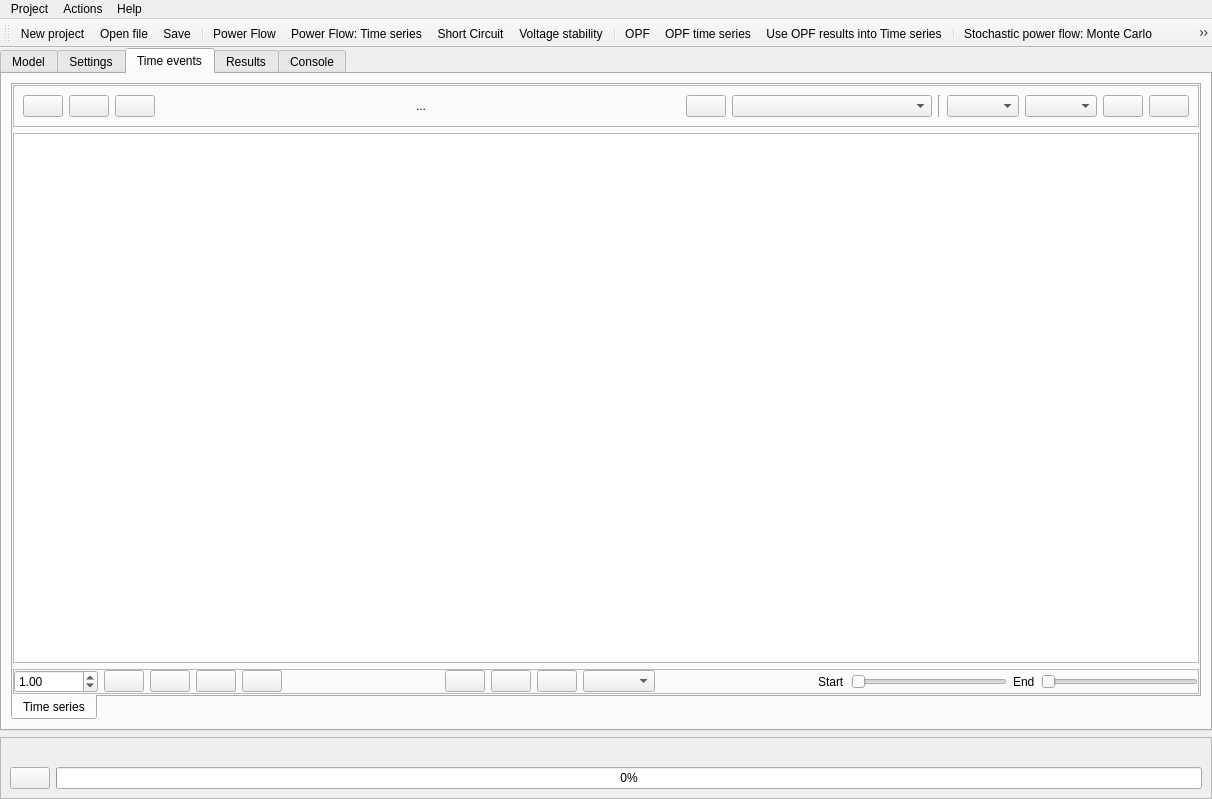
Above: src/GridCal/Gui/Main/MainWindow.ui from SanPen/GridCal before the change. Below: the same form after it.
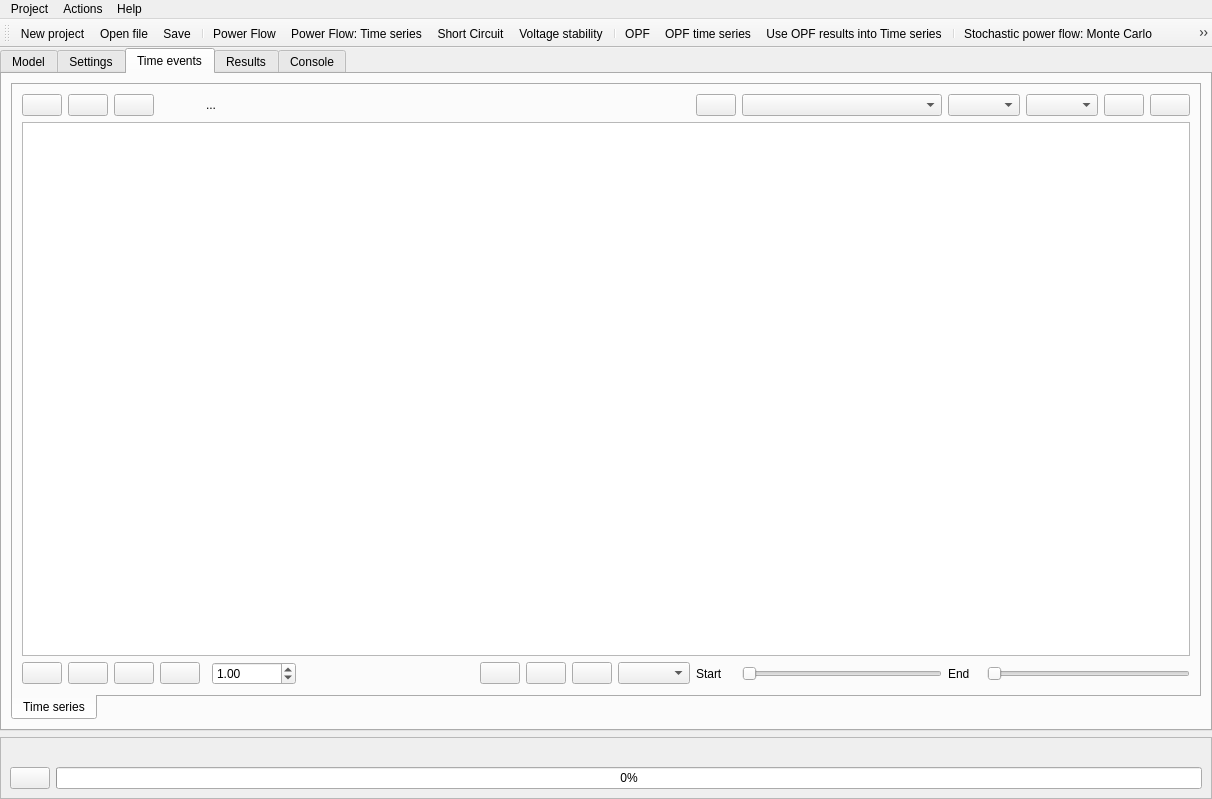
That is the form after the change. The open tabs and pages were chosen to show the change. Icons and pictures are not drawn. Custom widgets are drawn as their Qt base class.

Commit message: Refined GUI layout

```diff
--- a/src/GridCal/Gui/Main/MainWindow.ui
+++ b/src/GridCal/Gui/Main/MainWindow.ui
@@ -3649,81 +3649,28 @@
            <attribute name="title">
             <string>Time series</string>
            </attribute>
-           <layout class="QVBoxLayout" name="verticalLayout_14">
+           <layout class="QGridLayout" name="gridLayout_21">
             <property name="leftMargin">
-             <number>0</number>
+             <number>9</number>
             </property>
             <property name="topMargin">
-             <number>0</number>
+             <number>9</number>
             </property>
             <property name="rightMargin">
-             <number>0</number>
+             <number>9</number>
             </property>
             <property name="bottomMargin">
-             <number>0</number>
+             <number>9</number>
             </property>
-            <item>
-             <widget class="QFrame" name="frame">
-              <property name="frameShape">
-               <enum>QFrame::StyledPanel</enum>
-              </property>
-              <property name="frameShadow">
-               <enum>QFrame::Raised</enum>
-              </property>
-              <layout class="QGridLayout" name="gridLayout_5">
-               <item row="0" column="11">
-                <widget class="Line" name="line_7">
+            <item row="2" column="12">
+             <widget class="QSlider" name="profile_start_slider">
                  <property name="orientation">
-                  <enum>Qt::Vertical</enum>
+               <enum>Qt::Horizontal</enum>
                  </property>
                 </widget>
                </item>
-               <item row="0" column="3">
-                <widget class="QPushButton" name="edit_profiles_pushButton">
-                 <property name="toolTip">
-                  <string>Import profiles</string>
-                 </property>
-                 <property name="text">
-                  <string/>
-                 </property>
-                 <property name="icon">
-                  <iconset resource="icons.qrc">
-                   <normaloff>:/Icons/icons/import_profiles.svg</normaloff>:/Icons/icons/import_profiles.svg</iconset>
-                 </property>
-                 <property name="flat">
-                  <bool>false</bool>
-                 </property>
-                </widget>
-               </item>
-               <item row="0" column="9" colspan="2">
-                <widget class="QComboBox" name="profile_time_selection_comboBox">
-                 <property name="minimumSize">
-                  <size>
-                   <width>200</width>
-                   <height>0</height>
-                  </size>
-                 </property>
-                 <property name="toolTip">
-                  <string>Time step selector</string>
-                 </property>
-                </widget>
-               </item>
-               <item row="0" column="13">
-                <widget class="QComboBox" name="profile_device_type_comboBox">
-                 <property name="toolTip">
-                  <string>Device type</string>
-                 </property>
-                </widget>
-               </item>
-               <item row="0" column="15">
-                <widget class="QComboBox" name="device_type_magnitude_comboBox">
-                 <property name="toolTip">
-                  <string>Magnitude with profile</string>
-                 </property>
-                </widget>
-               </item>
-               <item row="0" column="5">
-                <spacer name="horizontalSpacer">
+            <item row="2" column="6">
+             <spacer name="horizontalSpacer_13">
                  <property name="orientation">
                   <enum>Qt::Horizontal</enum>
                  </property>
@@ -3735,17 +3682,10 @@
                  </property>
                 </spacer>
                </item>
-               <item row="0" column="2">
-                <widget class="QPushButton" name="delete_profiles_structure_pushButton">
-                 <property name="toolTip">
-                  <string>Delete profiles</string>
-                 </property>
+            <item row="2" column="11">
+             <widget class="QLabel" name="label_36">
                  <property name="text">
-                  <string/>
-                 </property>
-                 <property name="icon">
-                  <iconset resource="icons.qrc">
-                   <normaloff>:/Icons/icons/delete.svg</normaloff>:/Icons/icons/delete.svg</iconset>
+               <string>Start</string>
                  </property>
                 </widget>
                </item>
@@ -3763,8 +3703,8 @@
                  </property>
                 </widget>
                </item>
-               <item row="0" column="1">
-                <widget class="QPushButton" name="new_profiles_structure_pushButton">
+            <item row="2" column="9">
+             <widget class="QPushButton" name="set_linear_combination_profile_pushButton">
                  <property name="toolTip">
                   <string>Create profiles</string>
                  </property>
@@ -3777,25 +3717,15 @@
                  </property>
                 </widget>
                </item>
-               <item row="0" column="6">
-                <widget class="QLabel" name="profile_label">
-                 <property name="text">
-                  <string>...</string>
-                 </property>
-                </widget>
-               </item>
-               <item row="0" column="7">
-                <spacer name="horizontalSpacer_9">
-                 <property name="orientation">
-                  <enum>Qt::Horizontal</enum>
-                 </property>
-                 <property name="sizeHint" stdset="0">
-                  <size>
-                   <width>40</width>
-                   <height>20</height>
-                  </size>
-                 </property>
-                </spacer>
+            <item row="2" column="10">
+             <widget class="QComboBox" name="device_type_magnitude_comboBox_2"/>
+            </item>
+            <item row="1" column="0" colspan="18">
+             <widget class="QTableView" name="profiles_tableView">
+              <property name="layoutDirection">
+               <enum>Qt::LeftToRight</enum>
+              </property>
+             </widget>
                </item>
                <item row="0" column="17">
                 <widget class="QPushButton" name="plot_time_series_pushButton">
@@ -3811,11 +3741,24 @@
                  </property>
                 </widget>
                </item>
-               <item row="0" column="8">
-                <widget class="QPushButton" name="set_profile_state_button">
+            <item row="0" column="12">
+             <widget class="QComboBox" name="profile_time_selection_comboBox">
+              <property name="minimumSize">
+               <size>
+                <width>200</width>
+                <height>0</height>
+               </size>
+              </property>
                  <property name="toolTip">
-                  <string>Assign the values of the selected time step into the grid</string>
-                 </property>
+               <string>Time step selector</string>
+              </property>
+             </widget>
+            </item>
+            <item row="2" column="8">
+             <widget class="QPushButton" name="paste_profiles_pushButton">
+              <property name="toolTip">
+               <string>Paste clipboard into the displayed profile</string>
+              </property>
                  <property name="text">
                   <string/>
                  </property>
@@ -3825,38 +3768,31 @@
                  </property>
                 </widget>
                </item>
-              </layout>
-             </widget>
-            </item>
-            <item>
-             <widget class="QTableView" name="profiles_tableView">
-              <property name="layoutDirection">
-               <enum>Qt::LeftToRight</enum>
+            <item row="2" column="7">
+             <widget class="QPushButton" name="copy_profile_pushButton">
+              <property name="toolTip">
+               <string>Copy displayed profile</string>
               </property>
-             </widget>
-            </item>
-            <item>
-             <widget class="QFrame" name="frame_20">
-              <property name="frameShape">
-               <enum>QFrame::StyledPanel</enum>
+              <property name="statusTip">
+               <string/>
               </property>
-              <property name="frameShadow">
-               <enum>QFrame::Raised</enum>
+              <property name="text">
+               <string/>
               </property>
-              <layout class="QHBoxLayout" name="horizontalLayout_8">
-               <property name="leftMargin">
-                <number>0</number>
-               </property>
-               <property name="topMargin">
-                <number>0</number>
-               </property>
-               <property name="rightMargin">
-                <number>0</number>
-               </property>
-               <property name="bottomMargin">
-                <number>0</number>
-               </property>
-               <item>
+              <property name="icon">
+               <iconset resource="icons.qrc">
+                <normaloff>:/Icons/icons/copy.svg</normaloff>:/Icons/icons/copy.svg</iconset>
+              </property>
+             </widget>
+            </item>
+            <item row="0" column="15">
+             <widget class="QComboBox" name="device_type_magnitude_comboBox">
+              <property name="toolTip">
+               <string>Magnitude with profile</string>
+              </property>
+             </widget>
+            </item>
+            <item row="2" column="5">
                 <widget class="QDoubleSpinBox" name="profile_factor_doubleSpinBox">
                  <property name="maximum">
                   <double>9999999.000000000000000</double>
@@ -3866,7 +3802,42 @@
                  </property>
                 </widget>
                </item>
-               <item>
+            <item row="0" column="11">
+             <widget class="QPushButton" name="set_profile_state_button">
+              <property name="toolTip">
+               <string>Assign the values of the selected time step into the grid</string>
+              </property>
+              <property name="text">
+               <string/>
+              </property>
+              <property name="icon">
+               <iconset resource="icons.qrc">
+                <normaloff>:/Icons/icons/copy2left.svg</normaloff>:/Icons/icons/copy2left.svg</iconset>
+              </property>
+             </widget>
+            </item>
+            <item row="2" column="13">
+             <widget class="QLabel" name="label_35">
+              <property name="text">
+               <string>End</string>
+              </property>
+             </widget>
+            </item>
+            <item row="2" column="14" colspan="4">
+             <widget class="QSlider" name="profile_end_slider">
+              <property name="orientation">
+               <enum>Qt::Horizontal</enum>
+              </property>
+             </widget>
+            </item>
+            <item row="0" column="13" colspan="2">
+             <widget class="QComboBox" name="profile_device_type_comboBox">
+              <property name="toolTip">
+               <string>Device type</string>
+              </property>
+             </widget>
+            </item>
+            <item row="2" column="0">
                 <widget class="QPushButton" name="profile_add_pushButton">
                  <property name="toolTip">
                   <string>Add value to the profile</string>
@@ -3880,7 +3851,7 @@
                  </property>
                 </widget>
                </item>
-               <item>
+            <item row="2" column="1">
                 <widget class="QPushButton" name="profile_subtract_pushButton">
                  <property name="toolTip">
                   <string>Subtract value from the profile</string>
@@ -3894,7 +3865,52 @@
                  </property>
                 </widget>
                </item>
-               <item>
+            <item row="0" column="0">
+             <widget class="QPushButton" name="new_profiles_structure_pushButton">
+              <property name="toolTip">
+               <string>Create profiles</string>
+              </property>
+              <property name="text">
+               <string/>
+              </property>
+              <property name="icon">
+               <iconset resource="icons.qrc">
+                <normaloff>:/Icons/icons/new.svg</normaloff>:/Icons/icons/new.svg</iconset>
+              </property>
+             </widget>
+            </item>
+            <item row="0" column="1">
+             <widget class="QPushButton" name="delete_profiles_structure_pushButton">
+              <property name="toolTip">
+               <string>Delete profiles</string>
+              </property>
+              <property name="text">
+               <string/>
+              </property>
+              <property name="icon">
+               <iconset resource="icons.qrc">
+                <normaloff>:/Icons/icons/delete.svg</normaloff>:/Icons/icons/delete.svg</iconset>
+              </property>
+             </widget>
+            </item>
+            <item row="0" column="2">
+             <widget class="QPushButton" name="edit_profiles_pushButton">
+              <property name="toolTip">
+               <string>Import profiles</string>
+              </property>
+              <property name="text">
+               <string/>
+              </property>
+              <property name="icon">
+               <iconset resource="icons.qrc">
+                <normaloff>:/Icons/icons/import_profiles.svg</normaloff>:/Icons/icons/import_profiles.svg</iconset>
+              </property>
+              <property name="flat">
+               <bool>false</bool>
+              </property>
+             </widget>
+            </item>
+            <item row="2" column="2">
                 <widget class="QPushButton" name="profile_multiply_pushButton">
                  <property name="toolTip">
                   <string>Multiply the profile by a value</string>
@@ -3908,7 +3924,7 @@
                  </property>
                 </widget>
                </item>
-               <item>
+            <item row="2" column="3">
                 <widget class="QPushButton" name="profile_divide_pushButton">
                  <property name="toolTip">
                   <string>Divide the profile by a value</string>
@@ -3922,109 +3938,11 @@
                  </property>
                 </widget>
                </item>
-               <item>
-                <spacer name="horizontalSpacer_13">
-                 <property name="orientation">
-                  <enum>Qt::Horizontal</enum>
-                 </property>
-                 <property name="sizeHint" stdset="0">
-                  <size>
-                   <width>40</width>
-                   <height>20</height>
-                  </size>
-                 </property>
-                </spacer>
-               </item>
-               <item>
-                <widget class="QPushButton" name="copy_profile_pushButton">
-                 <property name="toolTip">
-                  <string>Copy displayed profile</string>
-                 </property>
-                 <property name="statusTip">
-                  <string/>
-                 </property>
+            <item row="0" column="4" colspan="7">
+             <widget class="QLabel" name="profile_label">
                  <property name="text">
-                  <string/>
-                 </property>
-                 <property name="icon">
-                  <iconset resource="icons.qrc">
-                   <normaloff>:/Icons/icons/copy.svg</normaloff>:/Icons/icons/copy.svg</iconset>
-                 </property>
-                </widget>
-               </item>
-               <item>
-                <widget class="QPushButton" name="paste_profiles_pushButton">
-                 <property name="toolTip">
-                  <string>Paste clipboard into the displayed profile</string>
-                 </property>
-                 <property name="text">
-                  <string/>
-                 </property>
-                 <property name="icon">
-                  <iconset resource="icons.qrc">
-                   <normaloff>:/Icons/icons/paste.svg</normaloff>:/Icons/icons/paste.svg</iconset>
-                 </property>
-                </widget>
-               </item>
-               <item>
-                <widget class="QPushButton" name="set_linear_combination_profile_pushButton">
-                 <property name="toolTip">
-                  <string>&lt;html&gt;&lt;head/&gt;&lt;body&gt;&lt;p&gt;Copy the selected profile into the profiles selected next to this button&lt;/p&gt;&lt;/body&gt;&lt;/html&gt;</string>
-                 </property>
-                 <property name="text">
-                  <string/>
-                 </property>
-                 <property name="icon">
-                  <iconset resource="icons.qrc">
-                   <normaloff>:/Icons/icons/copy2right.svg</normaloff>:/Icons/icons/copy2right.svg</iconset>
-                 </property>
-                </widget>
-               </item>
-               <item>
-                <widget class="QComboBox" name="device_type_magnitude_comboBox_2"/>
-               </item>
-               <item>
-                <spacer name="horizontalSpacer_7">
-                 <property name="orientation">
-                  <enum>Qt::Horizontal</enum>
-                 </property>
-                 <property name="sizeHint" stdset="0">
-                  <size>
-                   <width>40</width>
-                   <height>20</height>
-                  </size>
-                 </property>
-                </spacer>
-               </item>
-               <item>
-                <widget class="QLabel" name="label_36">
-                 <property name="text">
-                  <string>Start</string>
-                 </property>
-                </widget>
-               </item>
-               <item>
-                <widget class="QSlider" name="profile_start_slider">
-                 <property name="orientation">
-                  <enum>Qt::Horizontal</enum>
-                 </property>
-                </widget>
-               </item>
-               <item>
-                <widget class="QLabel" name="label_35">
-                 <property name="text">
-                  <string>End</string>
-                 </property>
-                </widget>
-               </item>
-               <item>
-                <widget class="QSlider" name="profile_end_slider">
-                 <property name="orientation">
-                  <enum>Qt::Horizontal</enum>
-                 </property>
-                </widget>
-               </item>
-              </layout>
+               <string>...</string>
+              </property>
              </widget>
             </item>
            </layout>
```
Left out of the diff: 6 changed lines with no effect on the pictures. Lines whose indentation alone changed are shown as unchanged. The commit also changes 2 other files.
